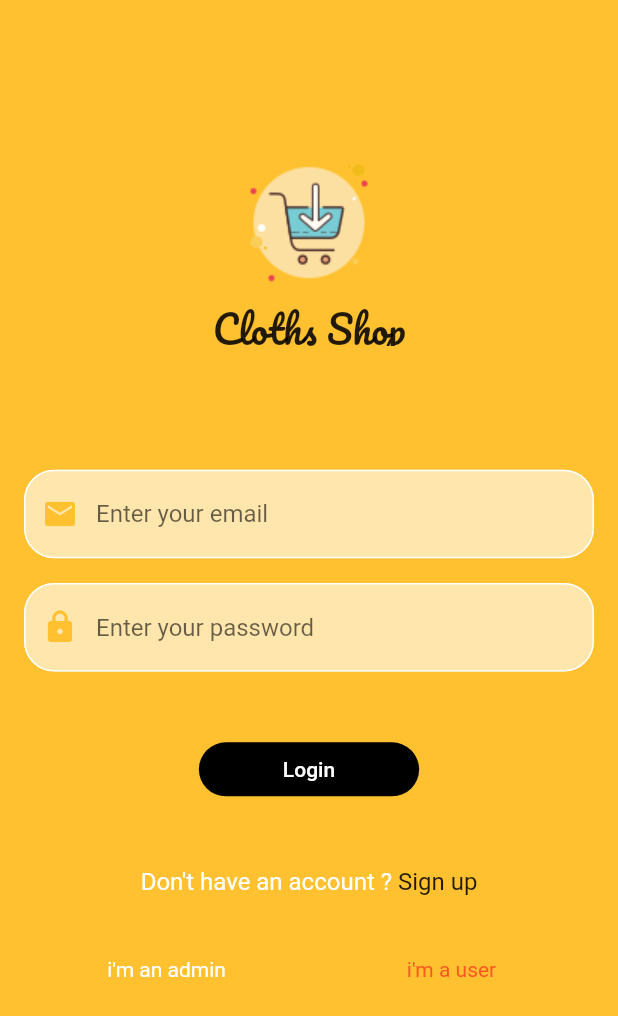
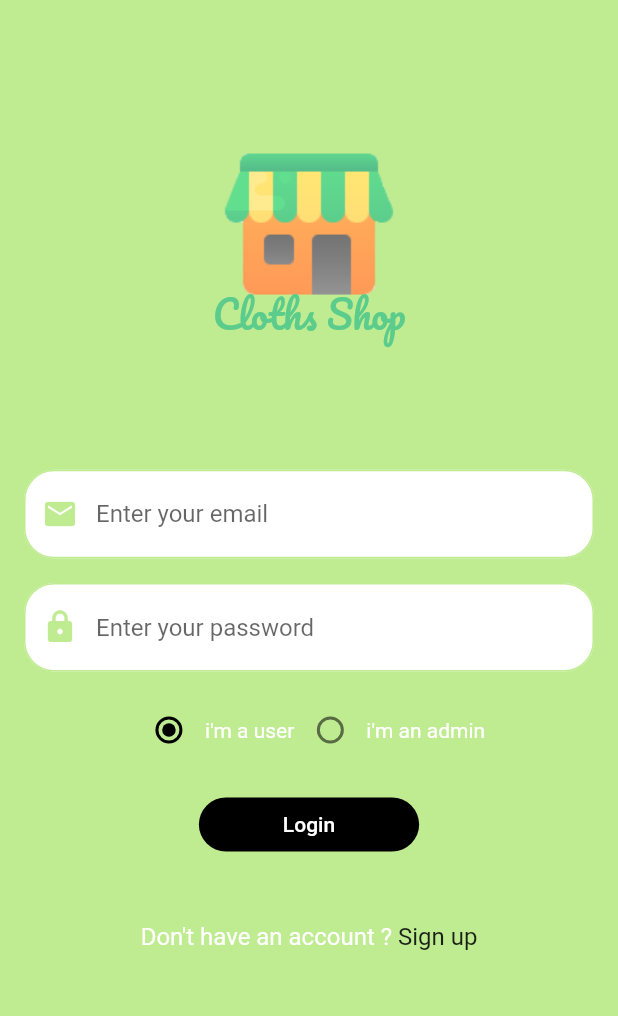
Before and after one commit to kosbaship/cloth_shop, a Flutter app: the screen it shows after launch, on a phone screen of 412 x 824 dp. Shown: the top 1016 px of the screen. Run offline on Flutter 3.47's test engine with Material 2 defaults, Android fonts, the phone set to English and light mode, and no system bars; our stand-ins replace bloc, cloud_firestore, conditional_builder, firebase_auth, firebase_core, flutter_bloc and 1 more; missing offline and left inert: cloud_firestore_web, firebase_auth_web, firebase_core_web, shared_preferences_web; accounts and stored records are empty.

Commit message:
Change Design & cloud_firestore.dart (stream getProducts)

```diff
--- a/lib/main.dart
+++ b/lib/main.dart
@@ -23,6 +23,7 @@ class MyApp extends StatelessWidget {
       ],
       child: MaterialApp(
         debugShowCheckedModeBanner: false,
+        title: 'Cloths Shop',
         theme: ThemeData(
             primarySwatch: customMaterialColor,
             primaryTextTheme:
--- a/lib/modules/admin/manage_products/manage_products_screen.dart
+++ b/lib/modules/admin/manage_products/manage_products_screen.dart
@@ -1,6 +1,5 @@
 import 'package:cloth_shop/models/product.dart';
 import 'package:cloth_shop/modules/admin/edit_product/edit_product_screen.dart';
-import 'package:cloth_shop/network/cloud_firestore.dart';
 import 'package:cloth_shop/shared/colors/colors.dart';
 import 'package:cloth_shop/shared/components/compnents.dart';
 import 'package:cloth_shop/shared/constants.dart';
@@ -11,7 +10,7 @@ class ManageProductScreen extends StatelessWidget {
   @override
   Widget build(BuildContext context) {
     return StreamBuilder<QuerySnapshot>(
-      stream: FirebaseFireStoreService.getProducts(),
+      stream: null, // FirebaseFireStoreService.getProducts(),
       builder: (context, snapshot) {
         if (snapshot.hasData) {
           List<ProductModel> products = [];
--- a/lib/modules/login/login_screen.dart
+++ b/lib/modules/login/login_screen.dart
@@ -101,7 +101,47 @@ class LoginScreen extends StatelessWidget {
                         isPassword: true,
                       ),
                       SizedBox(
-                        height: loginScreenHeight * 0.05,
+                        height: 15,
+                      ),
+                      Row(
+                        mainAxisAlignment: MainAxisAlignment.center,
+                        children: [
+                          Radio(
+                            activeColor: Colors.black,
+                            value: LoginCubit.get(context).userMode,
+                            groupValue: LoginCubit.get(context).currentMode,
+                            onChanged: (value) {
+                              LoginCubit.get(context).changeToUserMode();
+                            },
+                          ),
+                          Text(
+                            "i\'m a user",
+                            style: TextStyle(color: kWhiteColor
+                                // defaultMode == userMode
+                                //     ? Colors.black
+                                //     : kWhiteColor
+                                ),
+                          ),
+                          Radio(
+                            activeColor: Colors.black,
+                            value: LoginCubit.get(context).adminMode,
+                            groupValue: LoginCubit.get(context).currentMode,
+                            onChanged: (value) {
+                              LoginCubit.get(context).changeToAdminMode();
+                            },
+                          ),
+                          Text(
+                            'i\'m an admin',
+                            style: TextStyle(color: kWhiteColor
+                                // defaultMode == adminMode
+                                //     ? Colors.black
+                                //     : kWhiteColor
+                                ),
+                          ),
+                        ],
+                      ),
+                      SizedBox(
+                        height: 15,
                       ),
                       buildBtn(
                         function: () {
@@ -153,40 +193,6 @@ class LoginScreen extends StatelessWidget {
                       SizedBox(
                         height: loginScreenHeight * 0.05,
                       ),
-                      Row(
-                        children: <Widget>[
-                          Expanded(
-                            child: GestureDetector(
-                              onTap: () {
-                                LoginCubit.get(context).changeToAdminMode();
-                              },
-                              child: Text(
-                                'i\'m an admin',
-                                textAlign: TextAlign.center,
-                                style: TextStyle(
-                                    color: defaultMode == adminMode
-                                        ? Colors.deepOrange
-                                        : kWhiteColor),
-                              ),
-                            ),
-                          ),
-                          Expanded(
-                            child: GestureDetector(
-                              onTap: () {
-                                LoginCubit.get(context).changeToUserMode();
-                              },
-                              child: Text(
-                                'i\'m a user',
-                                textAlign: TextAlign.center,
-                                style: TextStyle(
-                                    color: defaultMode == userMode
-                                        ? Colors.deepOrange
-                                        : kWhiteColor),
-                              ),
-                            ),
-                          ),
-                        ],
-                      ),
                     ],
                   ),
                 ),
--- a/lib/network/cloud_firestore.dart
+++ b/lib/network/cloud_firestore.dart
@@ -20,8 +20,13 @@ class FirebaseFireStoreService {
     });
   }
 
-  static Stream<QuerySnapshot> getProducts() {
-    return fireStore.collection(kProductsCollection).snapshots();
+  // this to get a stream
+  static List<QueryDocumentSnapshot> getProducts() {
+    var queryDocs;
+    fireStore.collection(kProductsCollection).snapshots().listen((event) {
+      queryDocs = event.docs;
+    });
+    return queryDocs;
   }
 
   static Future<void> deleteProduct({documentId}) async {
--- a/lib/shared/colors/colors.dart
+++ b/lib/shared/colors/colors.dart
@@ -1,13 +1,18 @@
 import 'package:flutter/material.dart';
 
-const kMainColor = Color(0xFFFFC12F);
+// const kMainColor = Color(0xFFFFC12F);
+const kMainColor = Color(0xFFBFEB91);
+// const kMainColor = Color(0xFFdcf9ff);
+const kSloganColor = Color(0xFF5bcc8c);
 const kWhiteColor = Colors.white;
-const kGreyColor = Colors.black26;
-const kSecondaryColor = Color(0xFFFFE6AC);
+// const kGreyColor = Colors.black26;
+const kGreyColor = Color(0xFF787878);
+// const kSecondaryColor = Color(0xFFFFE6AC);
+const kSecondaryColor = Colors.white;
 const kUnActiveColor = Color(0xFFC1BDB8);
 
 const MaterialColor customMaterialColor = MaterialColor(
-  0xFFFFE6AC,
+  0xFFBFEB91,
   <int, Color>{
     50: Color(0xFFA4A4BF),
     100: Color(0xFFA4A4BF),
--- a/lib/shared/components/compnents.dart
+++ b/lib/shared/components/compnents.dart
@@ -18,10 +18,11 @@ Widget showLogo({@required screenHeight}) => Container(
             image: AssetImage('assets/images/icons/buyicon.png'),
           ),
           Positioned(
-            bottom: -10,
+            bottom: 0,
             child: Text(
               'Cloths Shop',
-              style: TextStyle(fontFamily: 'Pacifico', fontSize: 25),
+              style: TextStyle(
+                  fontFamily: 'Pacifico', fontSize: 25, color: kSloganColor),
             ),
           ),
           SizedBox(
@@ -52,13 +53,13 @@ Widget buildTextField({
         fillColor: kSecondaryColor,
         enabledBorder: OutlineInputBorder(
             borderRadius: BorderRadius.circular(20),
-            borderSide: BorderSide(color: kWhiteColor)),
+            borderSide: BorderSide(color: kMainColor)),
         focusedBorder: OutlineInputBorder(
             borderRadius: BorderRadius.circular(20),
-            borderSide: BorderSide(color: kWhiteColor)),
+            borderSide: BorderSide(color: kMainColor)),
         border: OutlineInputBorder(
             borderRadius: BorderRadius.circular(20),
-            borderSide: BorderSide(color: kWhiteColor)),
+            borderSide: BorderSide(color: kMainColor)),
       ),
     );
 
```
Also changed, not shown: assets/images/icons/buyicon.png, 7 other files.
